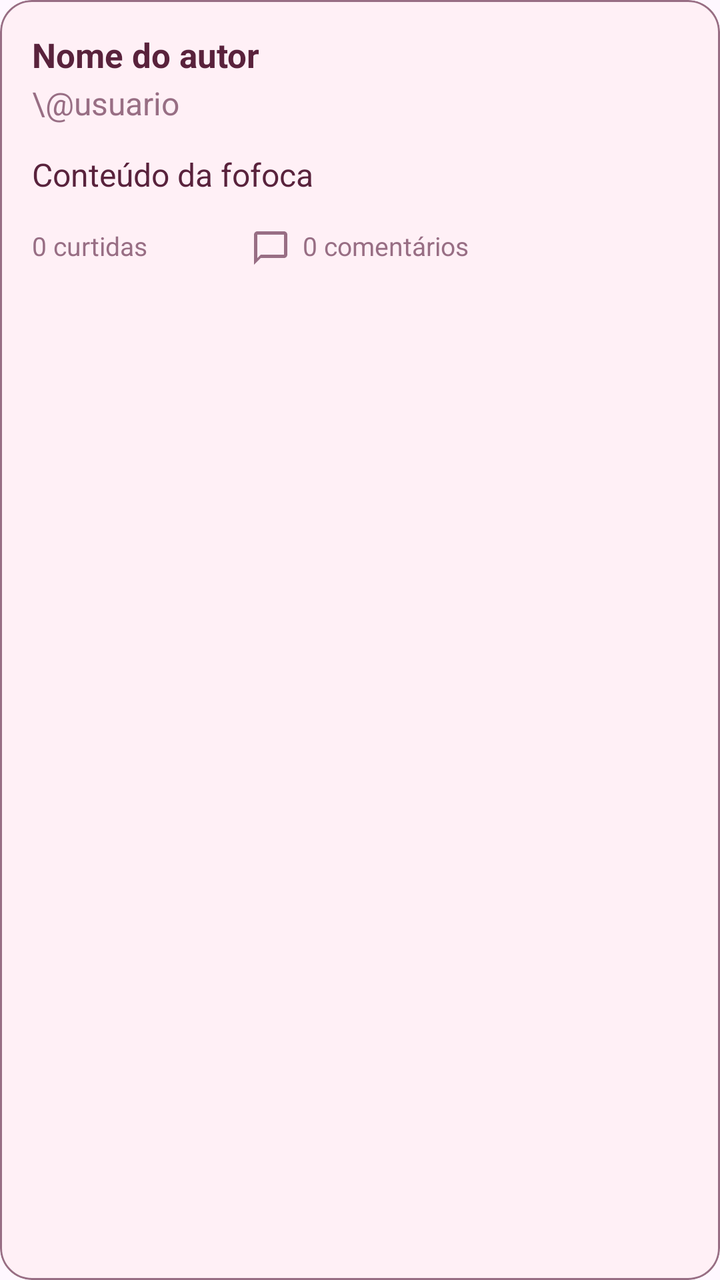
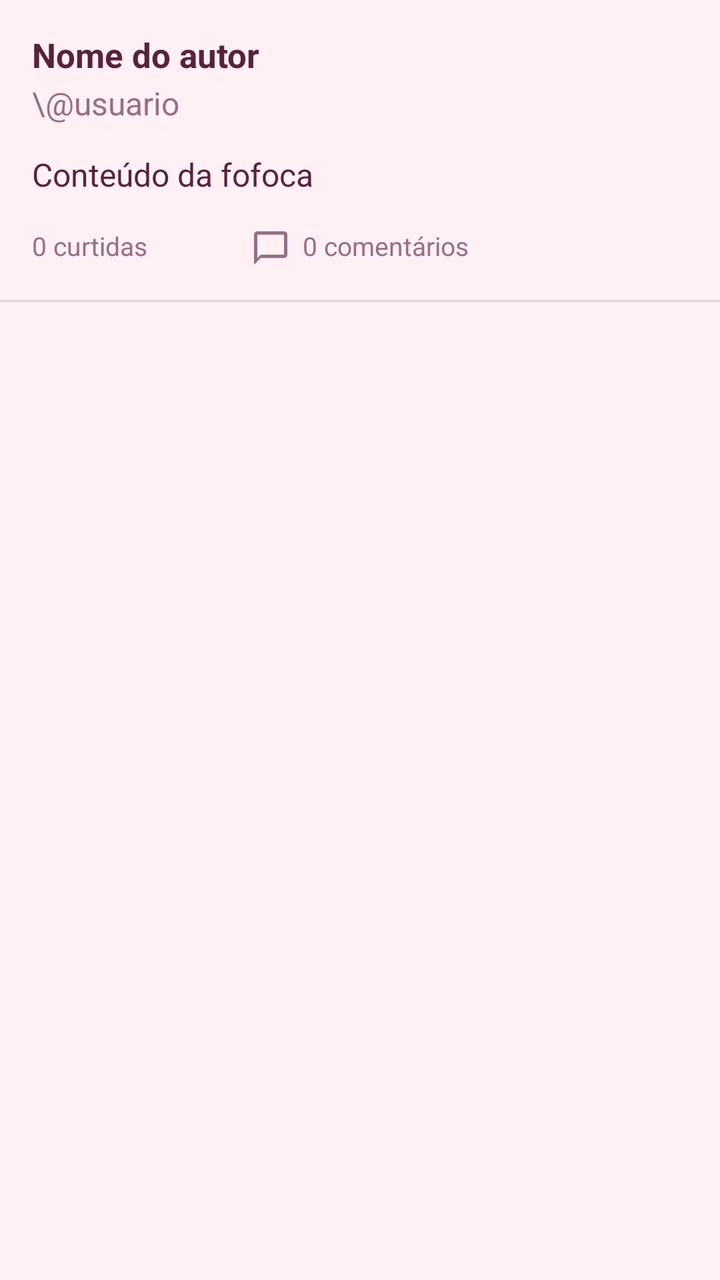

Compare the two renders of this Android layout. The source of the first and the diff that turns it into the second are given below.
<!-- AndroidManifest.xml: application theme Theme.Fofoca -->
<!-- res/layout/item_post.xml -->
<?xml version="1.0" encoding="utf-8"?>
<com.google.android.material.card.MaterialCardView
    xmlns:android="http://schemas.android.com/apk/res/android"
    xmlns:app="http://schemas.android.com/apk/res-auto"
    android:layout_width="match_parent"
    android:layout_height="wrap_content"
    android:layout_marginBottom="12dp"
    app:cardCornerRadius="16dp"
    app:cardElevation="0dp"
    app:strokeWidth="1dp"
    app:strokeColor="@color/fofoca_secundario"
    app:cardBackgroundColor="@color/fofoca_fundo">

    <LinearLayout
        android:layout_width="match_parent"
        android:layout_height="wrap_content"
        android:orientation="vertical"
        android:padding="16dp">

        <TextView
            android:id="@+id/tvAutor"
            android:layout_width="match_parent"
            android:layout_height="wrap_content"
            android:text="Nome do autor"
            android:textSize="17sp"
            android:textStyle="bold"
            android:textColor="@color/fofoca_texto"/>

        <TextView
            android:id="@+id/tvUsuario"
            android:layout_width="match_parent"
            android:layout_height="wrap_content"
            android:text="\@usuario"
            android:textSize="16sp"
            android:textColor="@color/fofoca_secundario"
            android:layout_marginTop="2dp"/>

        <TextView
            android:id="@+id/tvConteudo"
            android:layout_width="match_parent"
            android:layout_height="wrap_content"
            android:text="Conteúdo da fofoca"
            android:textSize="16sp"
            android:textColor="@color/fofoca_texto"
            android:layout_marginTop="14dp"
            android:layout_marginBottom="16dp"/>

        <LinearLayout
            android:layout_width="match_parent"
            android:layout_height="wrap_content"
            android:orientation="horizontal">

            <TextView
                android:id="@+id/tvCurtidas"
                android:layout_width="0dp"
                android:layout_height="wrap_content"
                android:layout_weight="1"
                android:text="0 curtidas"
                android:textSize="13sp"
                android:textColor="@color/fofoca_secundario"
                android:drawablePadding="6dp"/>

            <TextView
                android:id="@+id/tvComentarios"
                android:layout_width="wrap_content"
                android:layout_height="wrap_content"
                android:layout_weight="1"
                android:text="0 comentários"
                android:textSize="13sp"
                android:textColor="@color/fofoca_secundario"
                android:drawableStart="@drawable/ic_comentario"
                android:drawableTint="@color/fofoca_secundario"
                android:drawablePadding="6dp"/>

        </LinearLayout>

        <LinearLayout
            android:layout_width="match_parent"
            android:layout_height="wrap_content"
            android:orientation="horizontal"
            android:gravity="end|center_vertical">

            <TextView
                android:id="@+id/tvEditar"
                android:layout_width="wrap_content"
                android:layout_height="48dp"
                android:gravity="center"
                android:paddingHorizontal="12dp"
                android:text="Editar"
                android:textSize="14sp"
                android:textStyle="bold"
                android:textColor="@color/fofoca_rosa"
                android:visibility="gone"/>

            <TextView
                android:id="@+id/tvExcluir"
                android:layout_width="wrap_content"
                android:layout_height="48dp"
                android:gravity="center"
                android:paddingHorizontal="12dp"
                android:text="Excluir"
                android:textSize="14sp"
                android:textStyle="bold"
                android:textColor="@color/fofoca_rosa"
                android:visibility="gone"/>
        </LinearLayout>


    </LinearLayout>


</com.google.android.material.card.MaterialCardView>
<!-- resources referenced by this layout -->
<resources>
  <color name="fofoca_fundo">#FFF0F6</color>
  <color name="fofoca_rosa">#E33D89</color>
  <color name="fofoca_secundario">#986E84</color>
  <color name="fofoca_texto">#59223C</color>
  <!-- drawable ic_comentario (drawable) -->
  <vector xmlns:android="http://schemas.android.com/apk/res/android" android:height="20dp" android:tint="#000000" android:viewportHeight="24" android:viewportWidth="24" android:width="20dp">
        
      <path android:fillColor="@android:color/white" android:pathData="M20,2L4,2c-1.1,0 -2,0.9 -2,2v18l4,-4h14c1.1,0 2,-0.9 2,-2L22,4c0,-1.1 -0.9,-2 -2,-2zM20,16L6,16l-2,2L4,4h16v12z"/>
      
  </vector>
  <style name="Theme.Fofoca" parent="Base.Theme.Fofoca" />
  <style name="Base.Theme.Fofoca" parent="Theme.Material3.DayNight.NoActionBar">
          
          
      </style>
</resources>

<!-- the commit's change to res/layout/item_post.xml (unified diff, before → after) -->
@@ -1,15 +1,10 @@
 <?xml version="1.0" encoding="utf-8"?>
-<com.google.android.material.card.MaterialCardView
+<LinearLayout
     xmlns:android="http://schemas.android.com/apk/res/android"
-    xmlns:app="http://schemas.android.com/apk/res-auto"
     android:layout_width="match_parent"
     android:layout_height="wrap_content"
-    android:layout_marginBottom="12dp"
-    app:cardCornerRadius="16dp"
-    app:cardElevation="0dp"
-    app:strokeWidth="1dp"
-    app:strokeColor="@color/fofoca_secundario"
-    app:cardBackgroundColor="@color/fofoca_fundo">
+    android:orientation="vertical"
+    android:background="@color/fofoca_fundo">
 
     <LinearLayout
         android:layout_width="match_parent"
@@ -105,8 +100,12 @@
                 android:visibility="gone"/>
         </LinearLayout>
 
-
     </LinearLayout>
 
+    <View
+        android:layout_width="match_parent"
+        android:layout_height="1dp"
+        android:background="@color/fofoca_secundario"
+        android:alpha="0.25"/>
 
-</com.google.android.material.card.MaterialCardView>
+</LinearLayout>
